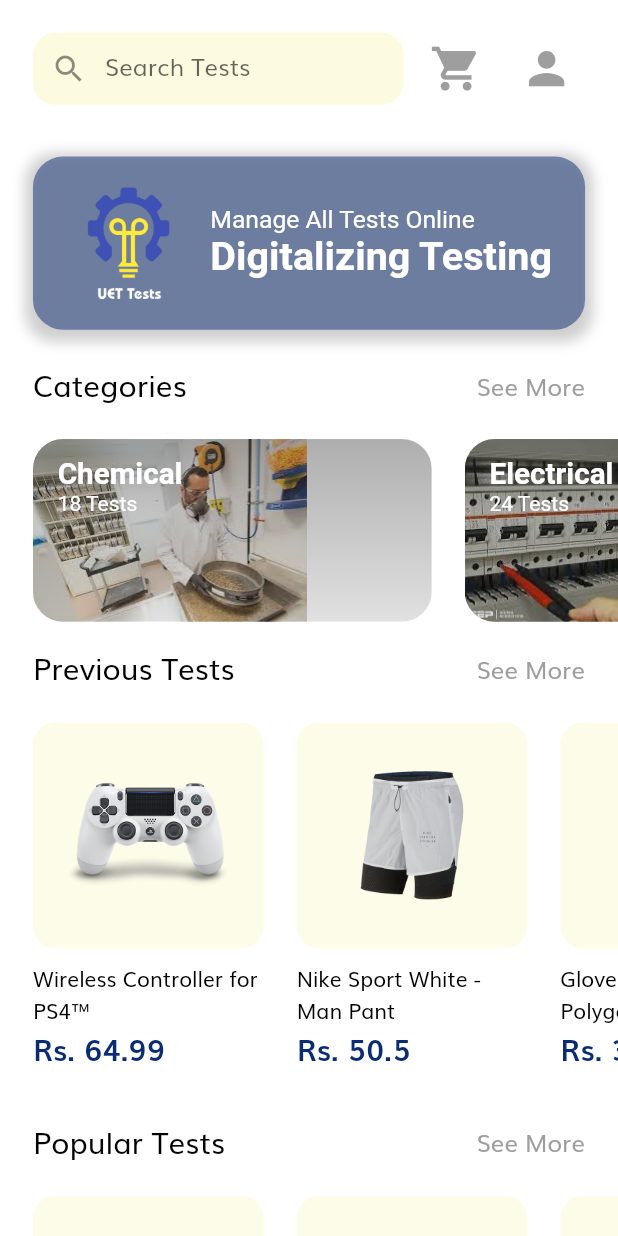
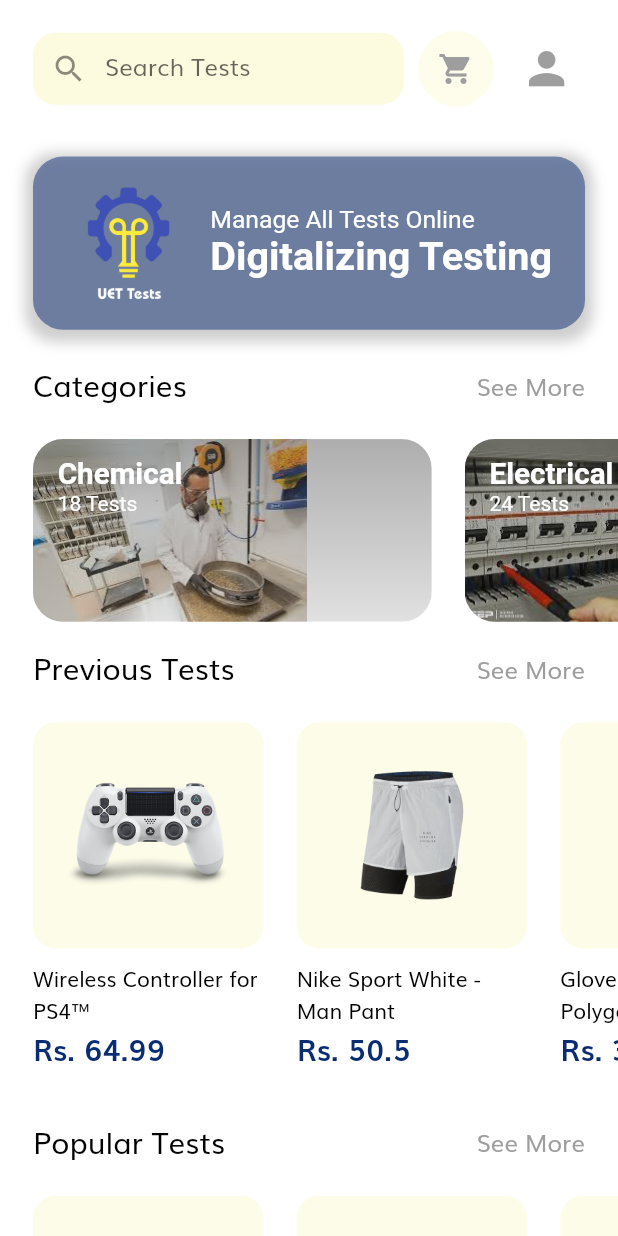
Before and after one commit to Wajishahid10/Uet-Tests-Mobile-App, a Flutter app: the screen it shows after launch, on a phone screen of 412 x 824 dp. Run offline on Flutter 3.47's test engine with Material 2 defaults, Android fonts, the phone set to English and light mode, and no system bars; our stand-ins replace flutter_svg, shimmer.

Commit message:
Updated Cart Button

```diff
--- a/ut/lib/screens/home/components/home_header.dart
+++ b/ut/lib/screens/home/components/home_header.dart
@@ -1,12 +1,10 @@
 import 'package:flutter/material.dart';
 import 'package:uet_tests/screens/cart/cart_screen.dart';
 
-import 'package:flutter_svg/flutter_svg.dart';
 import 'package:uet_tests/screens/profile/profile_screen.dart';
 
-import '../../../constants.dart';
-import '../../../enums.dart';
 import '../../../size_config.dart';
+import 'icon_btn_with_counter.dart';
 import 'search_field.dart';
 
 class HomeHeader extends StatelessWidget {
@@ -26,10 +24,8 @@ class HomeHeader extends StatelessWidget {
             mainAxisAlignment: MainAxisAlignment.spaceBetween,
             children: [
               SearchField(),
-              IconButton(
-                iconSize: getProportionateScreenWidth(32),
-                onPressed: () =>
-                    Navigator.pushNamed(context, CartScreen.routeName),
+              IconBtnWithCounter(
+                press: () => Navigator.pushNamed(context, CartScreen.routeName),
                 icon: Icon(
                   Icons.shopping_cart,
                   color: Colors.grey,
--- /dev/null
+++ b/ut/lib/screens/home/components/icon_btn_with_counter.dart
@@ -0,0 +1,66 @@
+import 'package:flutter/material.dart';
+import 'package:flutter_svg/flutter_svg.dart';
+
+import '../../../constants.dart';
+import '../../../size_config.dart';
+
+class IconBtnWithCounter extends StatelessWidget {
+  const IconBtnWithCounter({
+    Key? key,
+    required this.icon,
+    this.numOfitem = 0,
+    required this.press,
+  }) : super(key: key);
+
+  final Icon icon;
+  final int numOfitem;
+  final GestureTapCallback press;
+
+  @override
+  Widget build(BuildContext context) {
+    return InkWell(
+      borderRadius: BorderRadius.circular(100),
+      onTap: press,
+      child: Stack(
+        clipBehavior: Clip.none,
+        children: [
+          Container(
+            padding: EdgeInsets.all(getProportionateScreenWidth(12)),
+            height: getProportionateScreenWidth(46),
+            width: getProportionateScreenWidth(46),
+            decoration: BoxDecoration(
+              color: kSecondaryColor.withOpacity(0.1),
+              shape: BoxShape.circle,
+            ),
+            child: icon,
+          ),
+          if (numOfitem != 0)
+            Positioned(
+              top: -3,
+              right: 0,
+              child: Container(
+                height: getProportionateScreenWidth(16),
+                width: getProportionateScreenWidth(16),
+                decoration: BoxDecoration(
+                  color: Color(0xFFFF4848),
+                  shape: BoxShape.circle,
+                  border: Border.all(width: 1.5, color: Colors.white),
+                ),
+                child: Center(
+                  child: Text(
+                    "$numOfitem",
+                    style: TextStyle(
+                      fontSize: getProportionateScreenWidth(10),
+                      height: 1,
+                      fontWeight: FontWeight.w600,
+                      color: Colors.white,
+                    ),
+                  ),
+                ),
+              ),
+            )
+        ],
+      ),
+    );
+  }
+}
```
